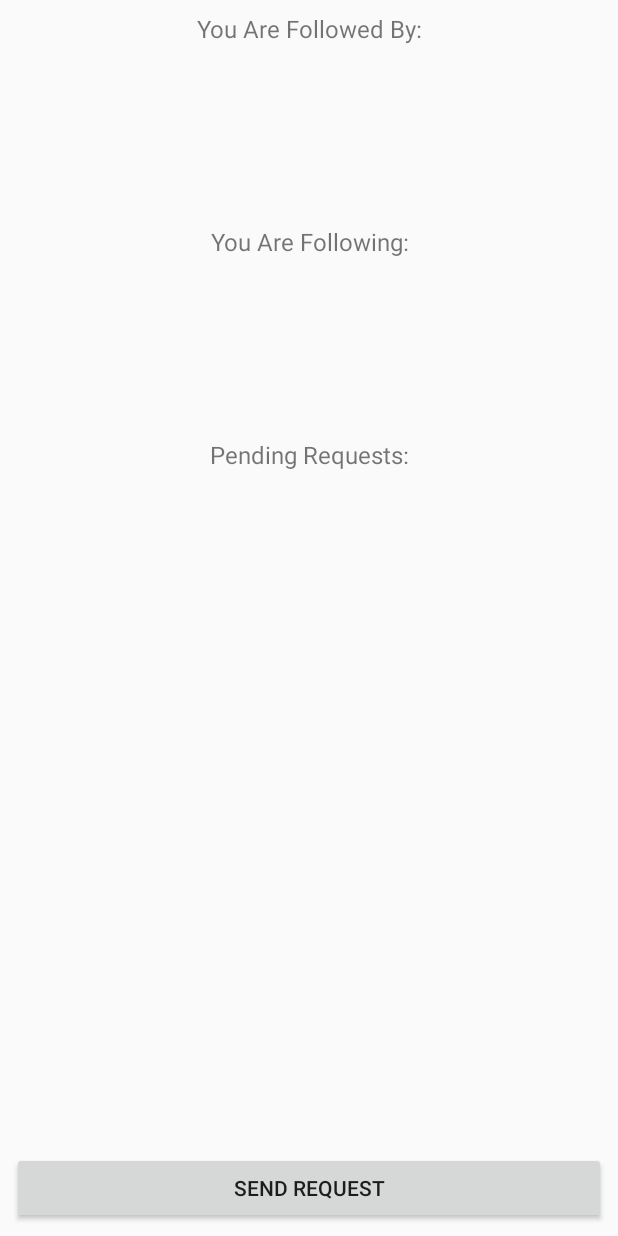
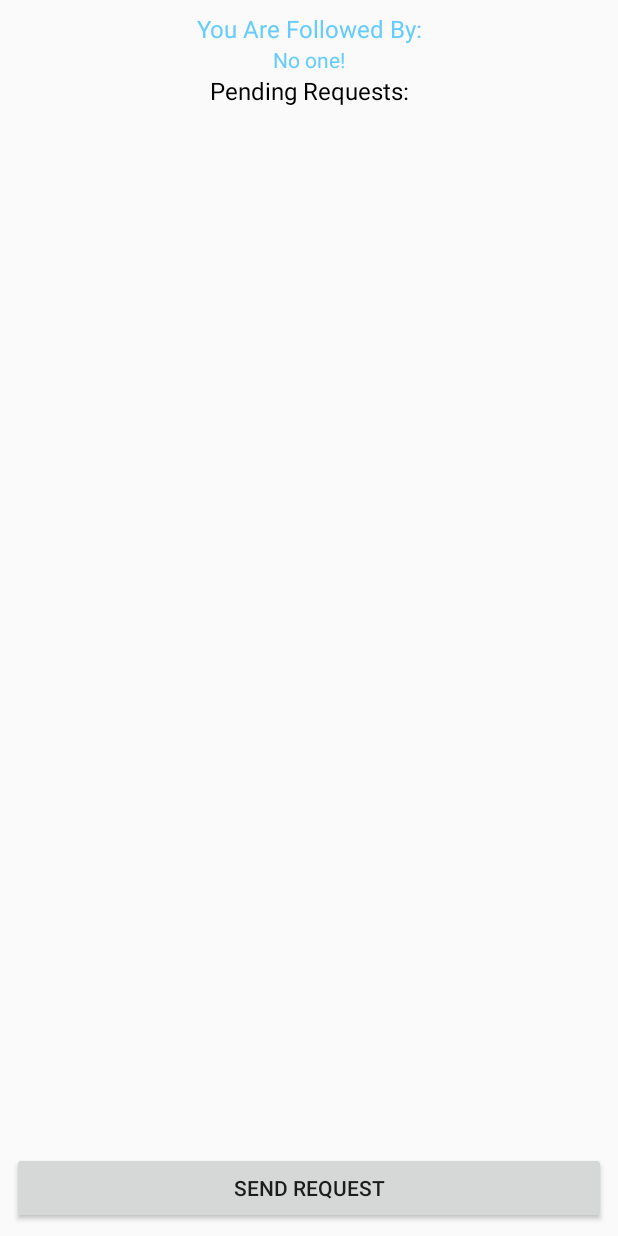
Before and after one commit to CMPUT301F17T16/HabbitTracker2017, an Android app: the fragment manageSharing shown on its own in the app's theme, on a phone screen of 412 x 824 dp. Run offline under Robolectric (Android 15) with nearby library versions, the phone set to English and light mode, and no system bars; libraries missing offline, so code that uses them is left out: com.searchly.jestdroid, io.searchbox.core; 5 statements that could not run were skipped.

Commit message:
minor changes

```diff
--- a/app/src/main/java/com/example/habittracker2017/HistoryAdapter.java
+++ b/app/src/main/java/com/example/habittracker2017/HistoryAdapter.java
@@ -136,7 +136,7 @@ public class HistoryAdapter extends BaseAdapter implements Filterable {
         viewHolder.title.setText(event.getHabit() + " event");
         DateFormat simpleDate = new SimpleDateFormat("yyyy-MM-dd");
         String eventDate = simpleDate.format(event.getDate());
-        viewHolder.date.setText(eventDate);
+        viewHolder.date.setText(eventDate+"  Comment: "+event.getComment());
 
         return view;
 
--- a/app/src/main/java/com/example/habittracker2017/OthersHabitFragment.java
+++ b/app/src/main/java/com/example/habittracker2017/OthersHabitFragment.java
@@ -47,6 +47,8 @@ public class OthersHabitFragment extends Fragment {
     }
 
 
+
+
     private class SectionsPagerAdapter extends FragmentPagerAdapter {
 
         public SectionsPagerAdapter(FragmentManager fm) {
--- a/app/src/main/java/com/example/habittracker2017/mapsActivity.java
+++ b/app/src/main/java/com/example/habittracker2017/mapsActivity.java
@@ -61,7 +61,7 @@ public class mapsActivity extends AppCompatActivity implements OnMapReadyCallbac
         // Get the SupportMapFragment and request notification
         // when the map is ready to be used.
         highlightButton = (Button) findViewById(R.id.Highlight);
-        if (getIntent().getStringExtra("Caller") == "mine"){
+        if (getIntent().getStringExtra("Caller").equals("mine")){
             toBeDisplayed = viewMyHistory.allEvents;
         }else{
             toBeDisplayed = OthersFragment.allEvents;
@@ -165,7 +165,7 @@ public class mapsActivity extends AppCompatActivity implements OnMapReadyCallbac
         latLng = new LatLng(latitude,longitude);
         googleMap.addMarker(new MarkerOptions().position(latLng).title("Current Location"));
         googleMap.moveCamera(CameraUpdateFactory.newLatLng(latLng));
-        googleMap.animateCamera(CameraUpdateFactory.newLatLngZoom(latLng,8));
+        googleMap.animateCamera(CameraUpdateFactory.newLatLngZoom(latLng,15));
 
         highlightButton.setOnClickListener(new View.OnClickListener() {
             @Override
--- a/app/src/main/res/layout/manage_sharing.xml
+++ b/app/src/main/res/layout/manage_sharing.xml
@@ -25,61 +25,89 @@
         android:layout_marginBottom="8dp"
         app:layout_constraintBottom_toTopOf="@+id/requestButton"
         app:layout_constraintEnd_toEndOf="parent"
-        app:layout_constraintHorizontal_bias="0.533"
+        app:layout_constraintHorizontal_bias="0.0"
         app:layout_constraintStart_toStartOf="parent"
-        app:layout_constraintTop_toBottomOf="@+id/textView" />
+        app:layout_constraintTop_toBottomOf="@+id/textView"
+        app:layout_constraintVertical_bias="0.0" />
 
     <TextView
         android:id="@+id/textView"
         android:layout_width="0dp"
         android:layout_height="wrap_content"
-        android:layout_marginEnd="8dp"
-        android:layout_marginStart="8dp"
         android:gravity="center"
         android:text="Pending Requests:"
+        android:textColor="#000000"
         android:textSize="16dp"
         app:layout_constraintEnd_toEndOf="parent"
         app:layout_constraintHorizontal_bias="0.0"
         app:layout_constraintStart_toStartOf="parent"
-        app:layout_constraintTop_toBottomOf="@+id/followingList" />
+        app:layout_constraintTop_toBottomOf="@+id/table" />
 
-    <ListView
-        android:id="@+id/followingList"
-        android:layout_width="0dp"
-        android:layout_height="120dp"
-        app:layout_constraintEnd_toEndOf="parent"
-        app:layout_constraintStart_toStartOf="parent"
-        app:layout_constraintTop_toBottomOf="@+id/textView2" />
 
-    <TextView
-        android:id="@+id/textView2"
-        android:layout_width="0dp"
-        android:layout_height="22dp"
-        android:gravity="center"
-        android:text="You Are Following:"
-        android:textSize="16dp"
-        app:layout_constraintEnd_toEndOf="parent"
-        app:layout_constraintStart_toStartOf="parent"
-        app:layout_constraintTop_toBottomOf="@+id/followedList" />
+    <LinearLayout
+        android:id="@+id/table"
+        android:layout_width="match_parent"
+        android:layout_height="wrap_content"
+        android:orientation="vertical"
+        android:weightSum="2">
 
-    <ListView
-        android:id="@+id/followedList"
-        android:layout_width="0dp"
-        android:layout_height="120dp"
-        app:layout_constraintEnd_toEndOf="parent"
-        app:layout_constraintStart_toStartOf="parent"
-        app:layout_constraintTop_toBottomOf="@+id/textView3" />
+
+
+        <!--<LinearLayout-->
+            <!--android:layout_width="match_parent"-->
+            <!--android:layout_height="wrap_content"-->
+            <!--android:orientation="horizontal"-->
+            <!--android:weightSum="2">-->
 
             <TextView
                 android:id="@+id/textView3"
-        android:layout_width="0dp"
+                android:layout_width="fill_parent"
                 android:layout_height="wrap_content"
+                android:layout_weight="1"
                 android:layout_marginTop="8dp"
                 android:gravity="center_horizontal"
                 android:text="You Are Followed By:"
-        android:textSize="16dp"
-        app:layout_constraintEnd_toEndOf="parent"
-        app:layout_constraintStart_toStartOf="parent"
-        app:layout_constraintTop_toTopOf="parent" />
+                android:textColor="#66ccff"
+                android:textSize="16dp" />
+
+
+            <!--<TextView-->
+                <!--android:id="@+id/textView2"-->
+                <!--android:layout_width="fill_parent"-->
+                <!--android:layout_height="wrap_content"-->
+                <!--android:layout_weight="1"-->
+                <!--android:layout_marginTop="8dp"-->
+                <!--android:text="You Are Following:"-->
+                <!--android:textColor="#f28e4a"-->
+                <!--android:textSize="16dp" />-->
+
+
+        <!--</LinearLayout>-->
+
+        <!--<LinearLayout-->
+            <!--android:layout_width="match_parent"-->
+            <!--android:layout_height="wrap_content"-->
+            <!--android:orientation="horizontal"-->
+            <!--android:weightSum="2">-->
+
+            <TextView
+                android:id="@+id/followedList"
+                android:layout_width="fill_parent"
+                android:layout_height="wrap_content"
+                android:textColor="#66ccff"
+                android:gravity="center_horizontal"
+                android:text="No one!"
+                android:layout_weight="1" />
+
+            <!--<TextView-->
+                <!--android:id="@+id/followingList"-->
+                <!--android:layout_width="fill_parent"-->
+                <!--android:layout_height="120dp"-->
+                <!--android:textColor="#66ccff"-->
+                <!--android:layout_weight="1" />-->
+
+        <!--</LinearLayout>-->
+
+</LinearLayout>
 
 </android.support.constraint.ConstraintLayout>
```
Also changed, not shown: app/src/main/java/com/example/habittracker2017/OthersFragment.java (+32 -22 lines), app/src/main/java/com/example/habittracker2017/manageSharing.java (+67 -9 lines), app/src/main/res/layout/history_list.xml (+0 -8 lines). Lines whose indentation alone changed are shown as unchanged.
